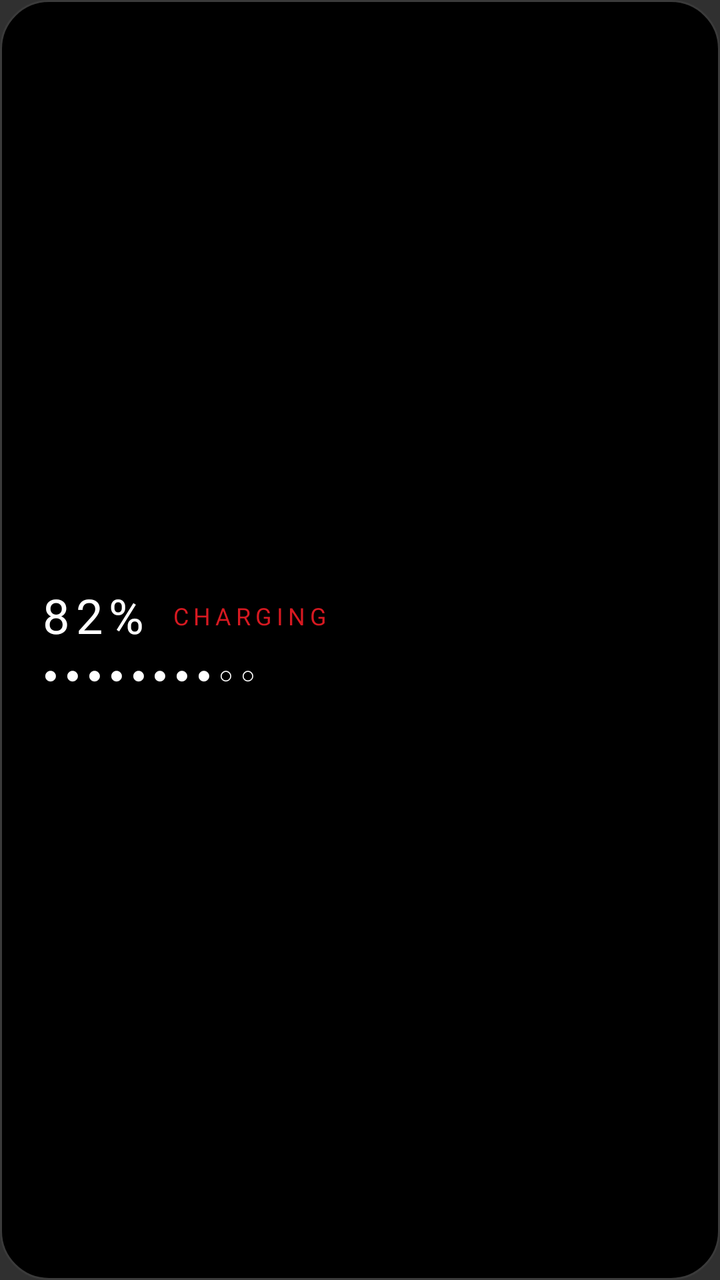
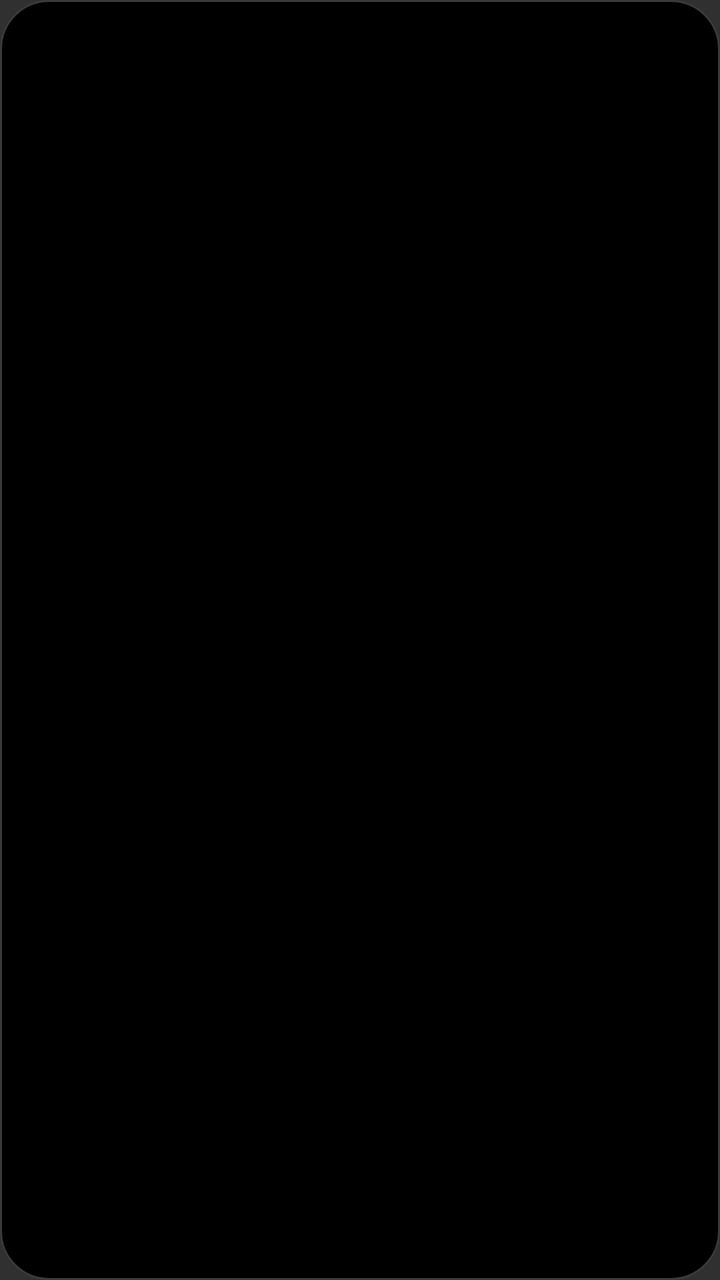

Compare the two renders of this Android layout. The source of the first and the diff that turns it into the second are given below.
<!-- AndroidManifest.xml: application theme android:Theme.Material.NoActionBar -->
<!-- res/layout/widget_battery.xml -->
<?xml version="1.0" encoding="utf-8"?>
<LinearLayout xmlns:android="http://schemas.android.com/apk/res/android"
    android:id="@+id/root"
    android:layout_width="match_parent"
    android:layout_height="match_parent"
    android:background="@drawable/bg_widget"
    android:gravity="center_vertical"
    android:orientation="vertical"
    android:padding="20dp">

    <LinearLayout
        android:layout_width="match_parent"
        android:layout_height="wrap_content"
        android:gravity="center_vertical"
        android:orientation="horizontal">

        <TextView
            android:id="@+id/level"
            style="@style/DotText.Title"
            android:layout_width="wrap_content"
            android:layout_height="wrap_content"
            android:text="82%" />

        <TextView
            android:id="@+id/state"
            style="@style/DotText.Label"
            android:layout_width="0dp"
            android:layout_height="wrap_content"
            android:layout_marginStart="12dp"
            android:layout_weight="1"
            android:text="CHARGING"
            android:textColor="@color/dw_red" />
    </LinearLayout>

    <TextView
        android:id="@+id/dots"
        style="@style/DotText.Label"
        android:layout_width="wrap_content"
        android:layout_height="wrap_content"
        android:layout_marginTop="6dp"
        android:letterSpacing="0.3"
        android:text="●●●●●●●●○○"
        android:textColor="@color/dw_white" />

    <TextView
        android:id="@+id/locked"
        style="@style/DotText.Label"
        android:layout_width="wrap_content"
        android:layout_height="wrap_content"
        android:text="@string/locked"
        android:textColor="@color/dw_red"
        android:visibility="gone" />
</LinearLayout>
<!-- resources referenced by this layout -->
<resources>
  <color name="dw_red">#FFD71921</color>
  <color name="dw_white">#FFFFFFFF</color>
  <!-- drawable bg_widget (drawable) -->
  <?xml version="1.0" encoding="utf-8"?>
  <shape xmlns:android="http://schemas.android.com/apk/res/android" android:shape="rectangle">
      <solid android:color="@color/dw_black" />
      <stroke android:width="1dp" android:color="@color/dw_outline" />
      <corners android:radius="24dp" />
  </shape>
  <string name="locked">UNLOCK IN APP</string>
  <style name="DotText.Label">
          <item name="android:textSize">12sp</item>
          <item name="android:textColor">@color/dw_grey</item>
          <item name="android:letterSpacing">0.2</item>
      </style>
  <style name="DotText.Title"><item name="android:textSize">24sp</item></style>
  <color name="dw_black">#FF000000</color>
  <color name="dw_outline">#FF3A3A3A</color>
  <color name="dw_grey">#FF7A7A7A</color>
</resources>

<!-- the commit's change to res/layout/widget_battery.xml (unified diff, before → after) -->
@@ -1,53 +1,31 @@
 <?xml version="1.0" encoding="utf-8"?>
-<LinearLayout xmlns:android="http://schemas.android.com/apk/res/android"
+<FrameLayout xmlns:android="http://schemas.android.com/apk/res/android"
     android:id="@+id/root"
     android:layout_width="match_parent"
     android:layout_height="match_parent"
     android:background="@drawable/bg_widget"
-    android:gravity="center_vertical"
-    android:orientation="vertical"
     android:padding="20dp">
 
     <LinearLayout
         android:layout_width="match_parent"
         android:layout_height="wrap_content"
-        android:gravity="center_vertical"
-        android:orientation="horizontal">
+        android:layout_gravity="center"
+        android:gravity="center_horizontal"
+        android:orientation="vertical">
 
-        <TextView
-            android:id="@+id/level"
-            style="@style/DotText.Title"
+        <LinearLayout
             android:layout_width="wrap_content"
             android:layout_height="wrap_content"
-            android:text="82%" />
+            android:gravity="center"
+            android:orientation="horizontal">
 
-        <TextView
-            android:id="@+id/state"
-            style="@style/DotText.Label"
-            android:layout_width="0dp"
-            android:layout_height="wrap_content"
-            android:layout_marginStart="12dp"
-            android:layout_weight="1"
-            android:text="CHARGING"
-            android:textColor="@color/dw_red" />
+            <ImageView android:id="@+id/level" android:layout_width="wrap_content" android:layout_height="wrap_content" android:adjustViewBounds="true" android:contentDescription="@null" />
+
+            <ImageView android:id="@+id/state" android:layout_width="wrap_content" android:layout_height="wrap_content" android:adjustViewBounds="true" android:contentDescription="@null" android:layout_marginStart="12dp" />
+        </LinearLayout>
+
+        <ImageView android:id="@+id/dots" android:layout_width="wrap_content" android:layout_height="wrap_content" android:adjustViewBounds="true" android:contentDescription="@null" android:layout_marginTop="8dp" />
+
+        <ImageView android:id="@+id/locked" android:layout_width="wrap_content" android:layout_height="wrap_content" android:adjustViewBounds="true" android:contentDescription="@null" android:visibility="gone" />
     </LinearLayout>
-
-    <TextView
-        android:id="@+id/dots"
-        style="@style/DotText.Label"
-        android:layout_width="wrap_content"
-        android:layout_height="wrap_content"
-        android:layout_marginTop="6dp"
-        android:letterSpacing="0.3"
-        android:text="●●●●●●●●○○"
-        android:textColor="@color/dw_white" />
-
-    <TextView
-        android:id="@+id/locked"
-        style="@style/DotText.Label"
-        android:layout_width="wrap_content"
-        android:layout_height="wrap_content"
-        android:text="@string/locked"
-        android:textColor="@color/dw_red"
-        android:visibility="gone" />
-</LinearLayout>
+</FrameLayout>
<!-- resource entries referenced after the edit -->
@@ -1,7 +1,5 @@
 <!-- resources referenced by this layout -->
 <resources>
-  <color name="dw_red">#FFD71921</color>
-  <color name="dw_white">#FFFFFFFF</color>
   <!-- drawable bg_widget (drawable) -->
   <?xml version="1.0" encoding="utf-8"?>
   <shape xmlns:android="http://schemas.android.com/apk/res/android" android:shape="rectangle">
@@ -9,15 +7,7 @@
       <stroke android:width="1dp" android:color="@color/dw_outline" />
       <corners android:radius="24dp" />
   </shape>
-  <string name="locked">UNLOCK IN APP</string>
-  <style name="DotText.Label">
-          <item name="android:textSize">12sp</item>
-          <item name="android:textColor">@color/dw_grey</item>
-          <item name="android:letterSpacing">0.2</item>
-      </style>
-  <style name="DotText.Title"><item name="android:textSize">24sp</item></style>
   <color name="dw_black">#FF000000</color>
   <color name="dw_outline">#FF3A3A3A</color>
-  <color name="dw_grey">#FF7A7A7A</color>
 </resources>
 
